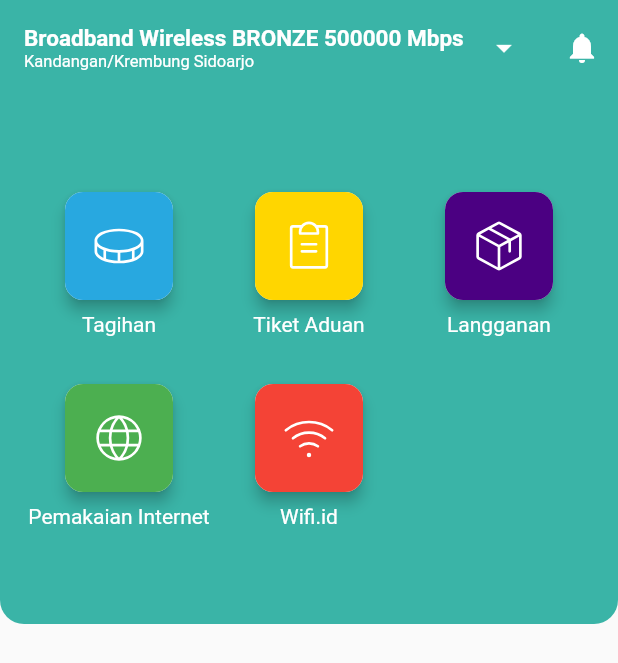
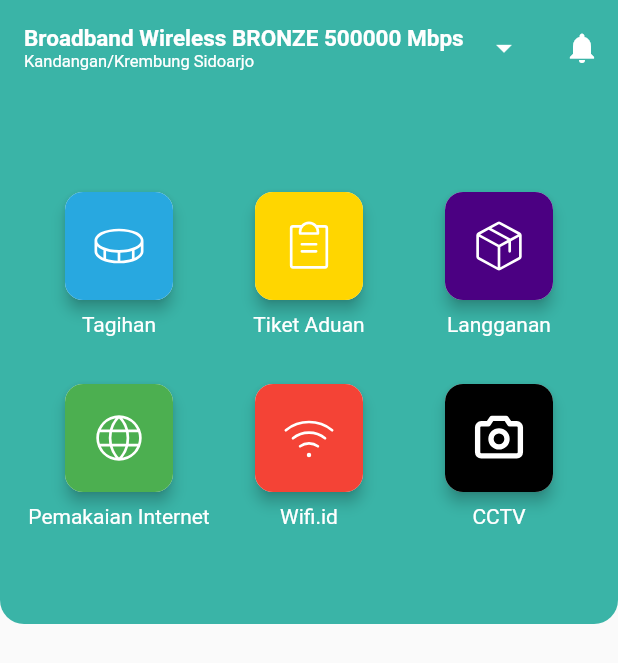
Before and after one commit to willypede/mynusa, a Flutter app: the HomePage screen opened by its route, on a phone screen of 412 x 824 dp. Shown: the top 663 px of the screen. Run offline on Flutter 3.47's test engine with Material 2 defaults, Android fonts, the phone set to English and light mode, and no system bars; drawn by our look-alikes of auto_size_text; our stand-ins replace country_picker, flutter_phosphor_icons, flutter_spinkit, modal_bottom_sheet, shared_preferences, video_player; missing offline and left inert: fijkplayer, klocalizations_flutter; accounts and stored records are empty; Roboto replaces fonts that are missing (Nunito).

Commit message:
Checkpoint - 24 November 2021

```diff
--- a/lib/app.dart
+++ b/lib/app.dart
@@ -1,5 +1,6 @@
 import 'package:flutter/material.dart';
 import 'package:mynusa/pages/attention/page_attention.dart';
+import 'package:mynusa/pages/cctv/cctv.dart';
 import 'package:mynusa/pages/home/page_home.dart';
 import 'package:mynusa/pages/login/page_login.dart';
 import 'package:mynusa/pages/main_menu/main_menu.dart';
@@ -77,6 +78,7 @@ class _AppState extends State<App> {
 
                         "/unpaidInvoices": (context) => UnpaidInvoicesPage(),
                         "/subscription": (context) => SubscriptionPage(),
+                        "/cctv": (context) => CctvPage(),
                       },
                     ),
               ),
--- a/lib/pages/home/items.dart
+++ b/lib/pages/home/items.dart
@@ -265,6 +265,56 @@ class Items extends StatelessWidget {
                             Navigator.pushNamed(context, "/subscription");
                           },
                         ),
+                        const SizedBox(
+                          height: 32,
+                        ),
+                        GestureDetector(
+                          child: Column(
+                            children: [
+                              Material(
+                                elevation: 4,
+                                shadowColor: Colors.black,
+                                borderRadius: BorderRadius.circular(12),
+                                child: Ink(
+                                  width: 72,
+                                  height: 72,
+                                  decoration: ShapeDecoration(
+                                    color: Colors.black,
+                                    shape: RoundedRectangleBorder(
+                                      borderRadius:
+                                      BorderRadius.all(Radius.circular(12.0)),
+                                    ),
+                                  ),
+
+                                  child: InkWell(
+                                    borderRadius: BorderRadius.circular(12),
+                                    splashColor: Colors.transparent,
+                                    child: Icon(
+                                      PhosphorIcons.camera_bold,
+                                      size: 38,
+                                      color: Colors.white,
+                                    ),
+                                    onTap: () {
+                                      Navigator.pushNamed(context, "/cctv");
+                                    },
+                                  ),
+                                ),
+                              ),
+                              const SizedBox(
+                                height: 8,
+                              ),
+                              Text(
+                                "CCTV",
+                                textAlign: TextAlign.center,
+                                style: TextStyle(
+                                    fontFamily: "Nunito", color: Colors.white),
+                              )
+                            ],
+                          ),
+                          onTap: () {
+                            Navigator.pushNamed(context, "/cctv");
+                          },
+                        ),
                       ],
                     ),
                   ),
--- a/lib/pages/trouble_tickets/page_trouble_tickets.dart
+++ b/lib/pages/trouble_tickets/page_trouble_tickets.dart
@@ -39,7 +39,7 @@ class TroubleTicketsPage extends StatelessWidget {
           ),
           centerTitle: true,
         ),
-        body: ,
+        body: Container(),
       ),
     );
   }
--- a/pubspec.yaml
+++ b/pubspec.yaml
@@ -49,6 +49,9 @@ dependencies:
   modal_bottom_sheet: ^2.0.0
   auto_size_text: ^3.0.0
   widget_marquee: ^0.0.5
+  iscflutterplugin: ^2.0.2
+  video_player: ^2.2.7
+  fijkplayer: ^0.10.0
 
 dev_dependencies:
   flutter_test:
@@ -75,6 +78,7 @@ flutter:
   # To add assets to your application, add an assets section, like this:
   assets:
    - assets/nusapond-white.png
+   - assets/bee.mp4
 
   # An image asset can refer to one or more resolution-specific "variants", see
   # https://flutter.dev/assets-and-images/#resolution-aware.
```
Also changed, not shown: lib/pages/cctv/cctv.dart (added, +71 -0 lines), flutter_01.png (added), pubspec.lock, 5 other files.
